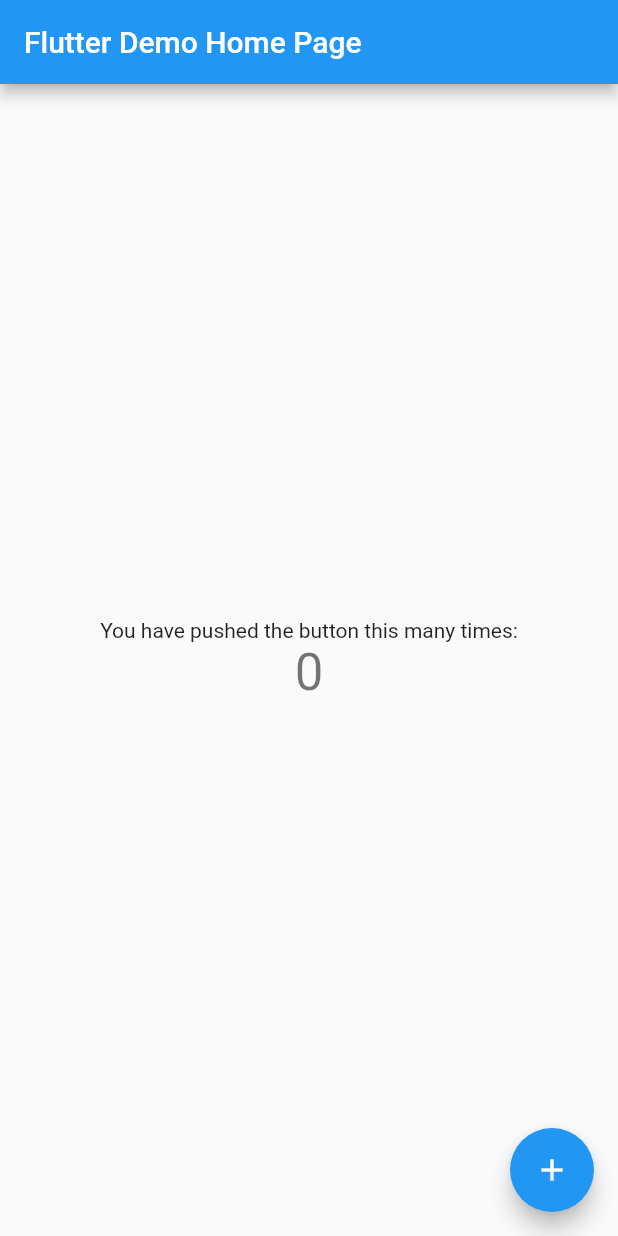
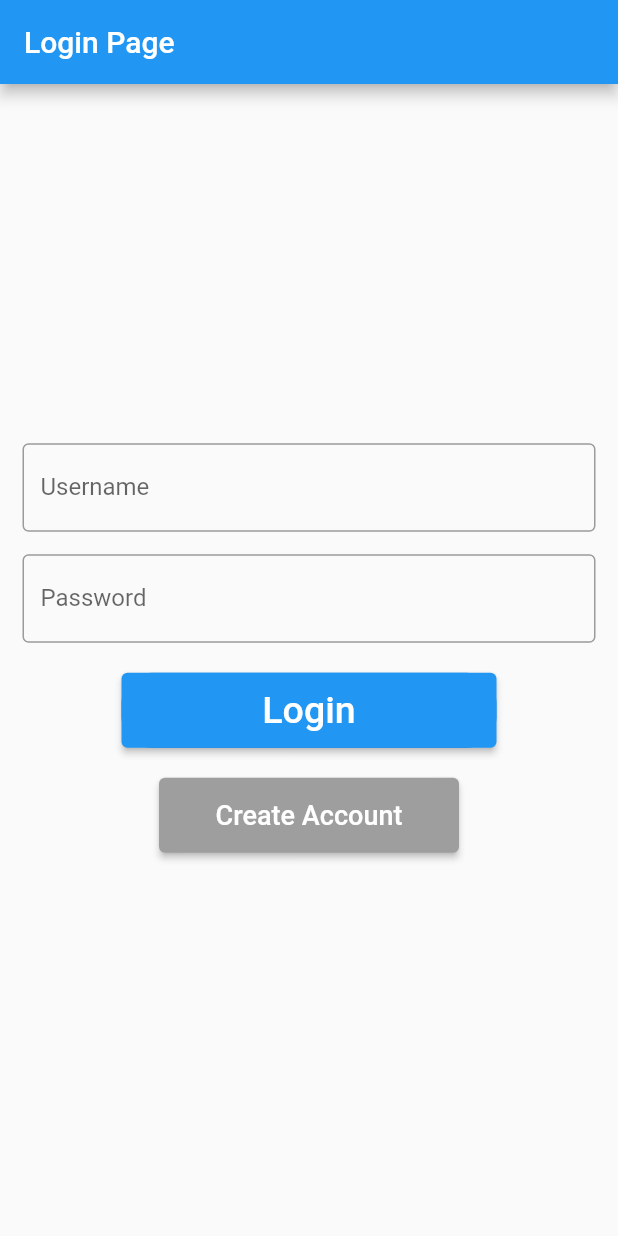
Before and after one commit to chickendreanso/sutd-hackharvard2022, a Flutter app: the screen it shows after launch, on a phone screen of 412 x 824 dp. Run offline on Flutter 3.47's test engine with Material 2 defaults, Android fonts, the phone set to English and light mode, and no system bars; missing offline and left inert: motor_flutter.

Commit message:
login and createAccount

```diff
--- a/sutd_hackharvard2022/lib/main.dart
+++ b/sutd_hackharvard2022/lib/main.dart
@@ -1,5 +1,6 @@
 import 'package:flutter/material.dart';
 import 'package:motor_flutter/motor_flutter.dart';
+import 'pages/login.dart';
 
 // Modify the main method to be Future<void>
 Future<void> main() async {
@@ -31,92 +32,7 @@
         // is not restarted.
         primarySwatch: Colors.blue,
       ),
-      home: const MyHomePage(title: 'Flutter Demo Home Page'),
+      home: const MyLoginPage(title: 'Login Page'),
     );
   }
 }
-
-class MyHomePage extends StatefulWidget {
-  const MyHomePage({super.key, required this.title});
-
-  // This widget is the home page of your application. It is stateful, meaning
-  // that it has a State object (defined below) that contains fields that affect
-  // how it looks.
-
-  // This class is the configuration for the state. It holds the values (in this
-  // case the title) provided by the parent (in this case the App widget) and
-  // used by the build method of the State. Fields in a Widget subclass are
-  // always marked "final".
-
-  final String title;
-
-  @override
-  State<MyHomePage> createState() => _MyHomePageState();
-}
-
-class _MyHomePageState extends State<MyHomePage> {
-  int _counter = 0;
-
-  void _incrementCounter() {
-    setState(() {
-      // This call to setState tells the Flutter framework that something has
-      // changed in this State, which causes it to rerun the build method below
-      // so that the display can reflect the updated values. If we changed
-      // _counter without calling setState(), then the build method would not be
-      // called again, and so nothing would appear to happen.
-      _counter++;
-    });
-  }
-
-  @override
-  Widget build(BuildContext context) {
-    // This method is rerun every time setState is called, for instance as done
-    // by the _incrementCounter method above.
-    //
-    // The Flutter framework has been optimized to make rerunning build methods
-    // fast, so that you can just rebuild anything that needs updating rather
-    // than having to individually change instances of widgets.
-    return Scaffold(
-      appBar: AppBar(
-        // Here we take the value from the MyHomePage object that was created by
-        // the App.build method, and use it to set our appbar title.
-        title: Text(widget.title),
-      ),
-      body: Center(
-        // Center is a layout widget. It takes a single child and positions it
-        // in the middle of the parent.
-        child: Column(
-          // Column is also a layout widget. It takes a list of children and
-          // arranges them vertically. By default, it sizes itself to fit its
-          // children horizontally, and tries to be as tall as its parent.
-          //
-          // Invoke "debug painting" (press "p" in the console, choose the
-          // "Toggle Debug Paint" action from the Flutter Inspector in Android
-          // Studio, or the "Toggle Debug Paint" command in Visual Studio Code)
-          // to see the wireframe for each widget.
-          //
-          // Column has various properties to control how it sizes itself and
-          // how it positions its children. Here we use mainAxisAlignment to
-          // center the children vertically; the main axis here is the vertical
-          // axis because Columns are vertical (the cross axis would be
-          // horizontal).
-          mainAxisAlignment: MainAxisAlignment.center,
-          children: <Widget>[
-            const Text(
-              'You have pushed the button this many times:',
-            ),
-            Text(
-              '$_counter',
-              style: Theme.of(context).textTheme.headline4,
-            ),
-          ],
-        ),
-      ),
-      floatingActionButton: FloatingActionButton(
-        onPressed: _incrementCounter,
-        tooltip: 'Increment',
-        child: const Icon(Icons.add),
-      ), // This trailing comma makes auto-formatting nicer for build methods.
-    );
-  }
-}
--- /dev/null
+++ b/sutd_hackharvard2022/lib/pages/login.dart
@@ -0,0 +1,136 @@
+import 'package:flutter/material.dart';
+import 'package:motor_flutter/motor_flutter.dart';
+import 'createAccount.dart';
+
+class MyLoginPage extends StatefulWidget {
+  const MyLoginPage({super.key, required this.title});
+
+  // This widget is the home page of your application. It is stateful, meaning
+  // that it has a State object (defined below) that contains fields that affect
+  // how it looks.
+
+  // This class is the configuration for the state. It holds the values (in this
+  // case the title) provided by the parent (in this case the App widget) and
+  // used by the build method of the State. Fields in a Widget subclass are
+  // always marked "final".
+
+  final String title;
+
+  @override
+  State<MyLoginPage> createState() => _MyLoginPageState();
+}
+
+class _MyLoginPageState extends State<MyLoginPage> {
+  TextEditingController usernameController = TextEditingController();
+  TextEditingController passwordController = TextEditingController();
+  String _address = "";
+
+  void _createAccountPage() async {
+    Navigator.push(
+        context,
+        MaterialPageRoute(
+            builder: (context) =>
+                const MyCreateAccountPage(title: "Create Account")));
+  }
+
+  void _login() async {
+    var resp = await MotorFlutter.to
+        .login(password: passwordController.text, address: _address);
+    setState(() {
+      _address = resp.owner;
+    });
+  }
+
+  @override
+  Widget build(BuildContext context) {
+    // This method is rerun every time setState is called, for instance as done
+    // by the _incrementCounter method above.
+    //
+    // The Flutter framework has been optimized to make rerunning build methods
+    // fast, so that you can just rebuild anything that needs updating rather
+    // than having to individually change instances of widgets.
+    return Scaffold(
+      appBar: AppBar(
+        // Here we take the value from the MyHomePage object that was created by
+        // the App.build method, and use it to set our appbar title.
+        title: Text(widget.title),
+      ),
+      body: Center(
+        // Center is a layout widget. It takes a single child and positions it
+        // in the middle of the parent.
+        child: Column(
+          // Column is also a layout widget. It takes a list of children and
+          // arranges them vertically. By default, it sizes itself to fit its
+          // children horizontally, and tries to be as tall as its parent.
+          //
+          // Invoke "debug painting" (press "p" in the console, choose the
+          // "Toggle Debug Paint" action from the Flutter Inspector in Android
+          // Studio, or the "Toggle Debug Paint" command in Visual Studio Code)
+          // to see the wireframe for each widget.
+          //
+          // Column has various properties to control how it sizes itself and
+          // how it positions its children. Here we use mainAxisAlignment to
+          // center the children vertically; the main axis here is the vertical
+          // axis because Columns are vertical (the cross axis would be
+          // horizontal).
+          mainAxisAlignment: MainAxisAlignment.center,
+          children: <Widget>[
+            Padding(
+              padding: const EdgeInsets.symmetric(horizontal: 15),
+              child: TextField(
+                controller: usernameController,
+                decoration: const InputDecoration(
+                    border: OutlineInputBorder(),
+                    labelText: 'Username',
+                    hintText:
+                        'Enter valid Address as snr1ioiaksldjfenkjaof29oi...'),
+              ),
+            ),
+            Padding(
+              padding: const EdgeInsets.only(
+                  left: 15.0, right: 15.0, top: 15, bottom: 0),
+              child: TextField(
+                controller: passwordController,
+                obscureText: true,
+                decoration: const InputDecoration(
+                    border: OutlineInputBorder(),
+                    labelText: 'Password',
+                    hintText: 'Enter your secure password'),
+              ),
+            ),
+            Container(
+              height: 50,
+              width: 250,
+              margin: const EdgeInsets.only(top: 20),
+              decoration: BoxDecoration(
+                  color: Colors.blue, borderRadius: BorderRadius.circular(20)),
+              child: ElevatedButton(
+                onPressed: _login,
+                child: const Text(
+                  'Login',
+                  style: TextStyle(color: Colors.white, fontSize: 25),
+                ),
+              ),
+            ),
+            Container(
+              height: 50,
+              width: 200,
+              margin: const EdgeInsets.only(top: 20),
+              child: ElevatedButton(
+                style: ElevatedButton.styleFrom(
+                  backgroundColor: Colors.grey,
+                ),
+                onPressed: _createAccountPage,
+                child: const Text(
+                  'Create Account',
+                  style: TextStyle(color: Colors.white, fontSize: 18),
+                ),
+              ),
+            ),
+            Text(_address),
+          ],
+        ),
+      ),
+    );
+  }
+}
```
Also changed, not shown: sutd_hackharvard2022/lib/pages/createAccount.dart (added, +103 -0 lines), 3 other files.
